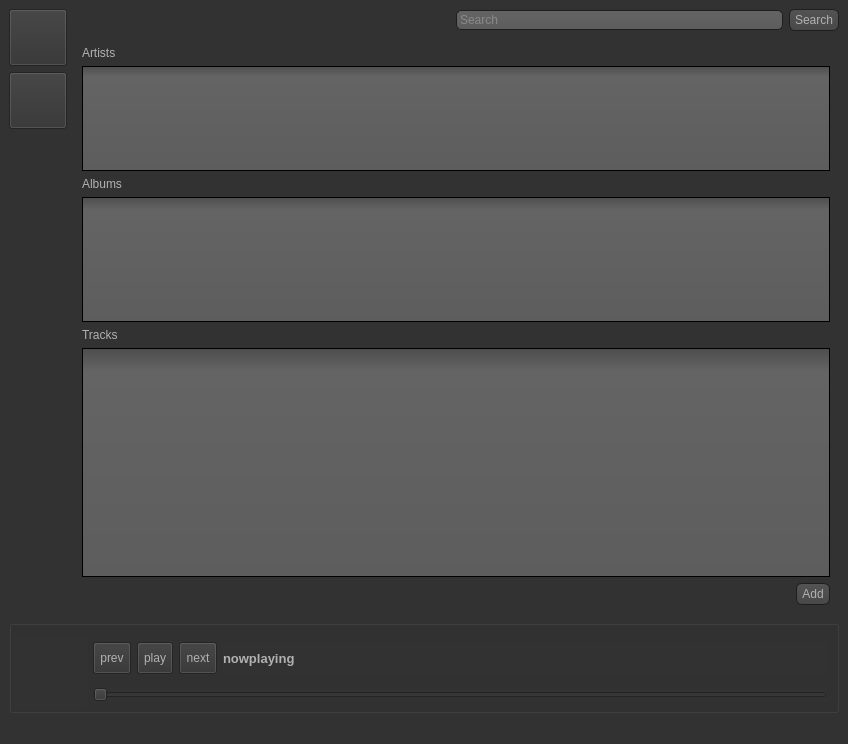
This is ui1.ui in nightfire8199/project-hermes as Qt 5 draws it before an edit. The edited form follows.
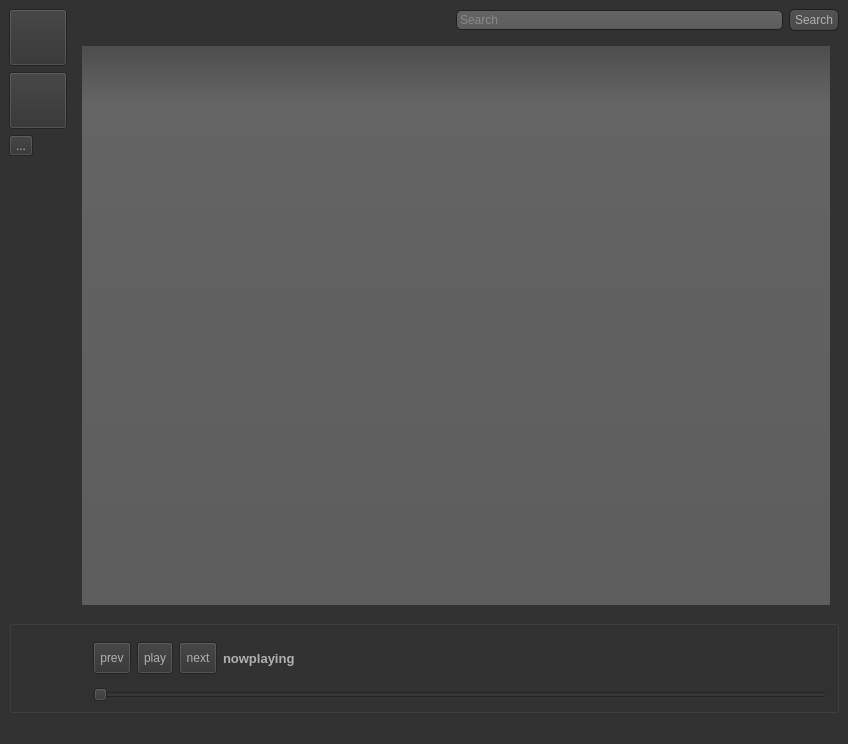
This is the edited form. The open tabs and pages were chosen to show the change. Icons and pictures are not drawn. Custom widgets are drawn as their Qt base class.

What changed in the file:
```diff
--- a/ui1.ui
+++ b/ui1.ui
@@ -527,6 +527,23 @@
           </property>
          </widget>
         </item>
+        <item>
+         <widget class="QToolButton" name="toPLY">
+          <property name="text">
+           <string>...</string>
+          </property>
+          <property name="icon">
+           <iconset>
+            <normaloff>assets/buttons/playlist.png</normaloff>assets/buttons/playlist.png</iconset>
+          </property>
+          <property name="iconSize">
+           <size>
+            <width>50</width>
+            <height>50</height>
+           </size>
+          </property>
+         </widget>
+        </item>
         <item>
          <spacer name="verticalSpacer">
           <property name="orientation">
@@ -866,6 +883,34 @@
             </item>
            </layout>
           </widget>
+          <widget class="QWidget" name="page_3">
+           <layout class="QGridLayout" name="gridLayout_5">
+            <item row="0" column="0">
+             <widget class="QTreeWidget" name="playlistView">
+              <property name="frameShape">
+               <enum>QFrame::NoFrame</enum>
+              </property>
+              <property name="columnCount">
+               <number>1</number>
+              </property>
+              <attribute name="headerVisible">
+               <bool>false</bool>
+              </attribute>
+              <attribute name="headerCascadingSectionResizes">
+               <bool>false</bool>
+              </attribute>
+              <attribute name="headerDefaultSectionSize">
+               <number>150</number>
+              </attribute>
+              <column>
+               <property name="text">
+                <string notr="true">1</string>
+               </property>
+              </column>
+             </widget>
+            </item>
+           </layout>
+          </widget>
          </widget>
         </item>
        </layout>
@@ -1047,6 +1092,13 @@
    </property>
   </widget>
  </widget>
+ <customwidgets>
+  <customwidget>
+   <class>TrackViewer</class>
+   <extends>QListWidget</extends>
+   <header>Interface</header>
+  </customwidget>
+ </customwidgets>
  <resources/>
  <connections/>
 </ui>
```
Left out of the diff: 2 changed lines with no effect on the pictures.
